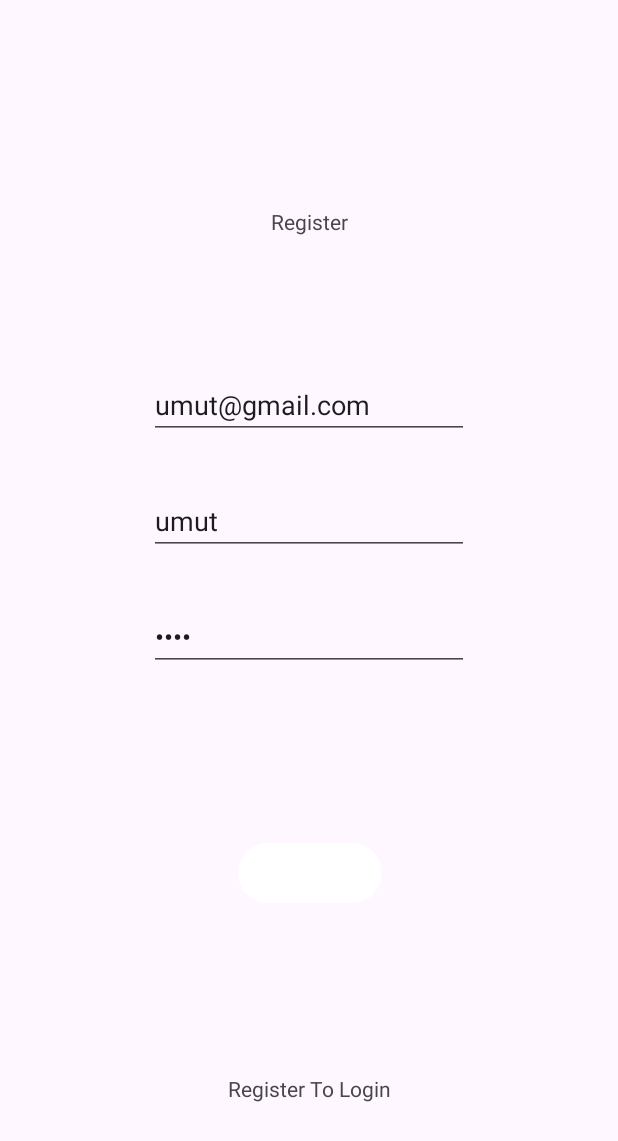
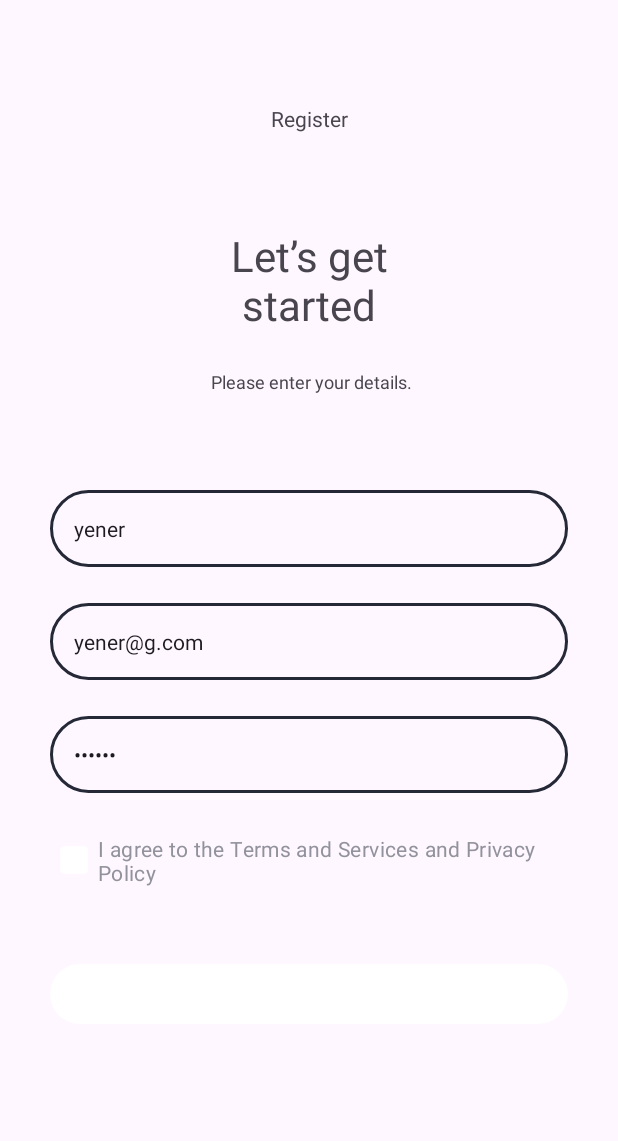
Before and after one commit to umutyener/movieApp, an Android app: the RegisterFragment screen opened through its navigation route, on a phone screen of 412 x 824 dp. Shown: the top 1141 px of the screen. Run offline under Robolectric (Android 15) with nearby library versions, the phone set to English and light mode, and no system bars; 1 statement that could not run was skipped.

Commit message:
bug fix and simple feature additions

```diff
--- a/app/src/main/java/com/example/movie/data/model/authModel/LoginResponseModel.kt
+++ b/app/src/main/java/com/example/movie/data/model/authModel/LoginResponseModel.kt
@@ -1,7 +1,7 @@
 package com.example.movie.data.model.authModel
 
 data class LoginResponseModel(
-    val access_token: String,
-    val refresh_token: String,
-    val error : String
+    val access_token: String? = null,
+    val refresh_token: String? = null,
+    val error: String? = null
 )
--- a/app/src/main/java/com/example/movie/data/network/AuthApi.kt
+++ b/app/src/main/java/com/example/movie/data/network/AuthApi.kt
@@ -9,10 +9,12 @@ import retrofit2.http.POST
 
 
     interface AuthApi {
+
+
         @FormUrlEncoded
         @POST("login/")
         fun login(
-        @Field("username") username: String,
+            @Field("email") email: String,
             @Field("password") password: String
         ): Call<LoginResponseModel>
 
--- a/app/src/main/res/layout/fragment_register.xml
+++ b/app/src/main/res/layout/fragment_register.xml
@@ -4,84 +4,141 @@
     xmlns:tools="http://schemas.android.com/tools"
     android:layout_width="match_parent"
     android:layout_height="match_parent"
-    tools:context=".ui.auth.RegisterFragment">
+    tools:context=".ui.auth.LoginFragment">
+
+
+    <com.google.android.material.appbar.MaterialToolbar
+        android:id="@+id/materialToolbarLoginPage"
+        android:layout_width="match_parent"
+        android:layout_height="wrap_content"
+        android:gravity="center"
+        android:minHeight="?attr/actionBarSize"
+        android:navigationIcon="@drawable/ic_back_arrow"
+        android:textAlignment="center"
+        app:flow_horizontalAlign="center"
+
+        app:layout_constraintEnd_toEndOf="parent"
+        app:layout_constraintStart_toStartOf="parent"
+        app:layout_constraintTop_toTopOf="parent"
+        app:title="Register"
+        app:titleCentered="true"
+        app:titleTextAppearance="@style/Toolbar.TitleText"
+        tools:ignore="MissingConstraints" />
+
 
     <TextView
-        android:id="@+id/textViewRegisterToLogin"
+        android:id="@+id/textViewWelcomeBack"
+        android:layout_width="124dp"
+        android:layout_height="wrap_content"
+        android:layout_marginTop="40dp"
+        android:text="Let’s get started"
+        android:textAlignment="center"
+        android:textSize="28sp"
+        app:layout_constraintEnd_toEndOf="parent"
+        app:layout_constraintHorizontal_bias="0.5"
+        app:layout_constraintStart_toStartOf="parent"
+        app:layout_constraintTop_toBottomOf="@+id/materialToolbarLoginPage" />
+
+    <TextView
+        android:id="@+id/textViewPleaseEnterYourDetails"
         android:layout_width="wrap_content"
         android:layout_height="wrap_content"
-        android:layout_marginBottom="41dp"
-        android:text="Register To Login"
-        app:layout_constraintBottom_toBottomOf="parent"
+        android:layout_marginTop="24dp"
+        android:text=" Please enter your details."
+        android:textSize="12sp"
         app:layout_constraintEnd_toEndOf="parent"
-        app:layout_constraintStart_toStartOf="parent" />
-
-    <TextView
-        android:id="@+id/textViewStaticRegister"
-        android:layout_width="wrap_content"
-        android:layout_height="wrap_content"
-        android:text="Register"
-        app:layout_constraintBottom_toTopOf="@+id/editTextTextEmailAddress"
-        app:layout_constraintEnd_toEndOf="parent"
+        app:layout_constraintHorizontal_bias="0.5"
         app:layout_constraintStart_toStartOf="parent"
-        app:layout_constraintTop_toTopOf="parent" />
+        app:layout_constraintTop_toBottomOf="@+id/textViewWelcomeBack" />
 
     <EditText
-        android:id="@+id/editTextTextEmailAddress"
-        android:layout_width="wrap_content"
+        android:id="@+id/editTextUsername"
+        android:layout_width="match_parent"
         android:layout_height="wrap_content"
-        android:layout_marginTop="200dp"
+        android:layout_marginStart="32dp"
+        android:layout_marginTop="64dp"
+        android:layout_marginEnd="32dp"
+        android:background="@drawable/custom_edittext"
         android:ems="10"
-        android:hint="Email"
-        android:inputType="textEmailAddress"
-        android:text="umut@gmail.com"
+        android:hint="Username"
+        android:text="yener"
+        android:textSize="14sp"
         app:layout_constraintEnd_toEndOf="parent"
+        app:layout_constraintHorizontal_bias="0.0"
         app:layout_constraintStart_toStartOf="parent"
-        app:layout_constraintTop_toTopOf="parent" />
+        app:layout_constraintTop_toBottomOf="@+id/textViewPleaseEnterYourDetails" />
 
     <EditText
-        android:id="@+id/editTextTextUsername"
-        android:layout_width="wrap_content"
+        android:id="@+id/editTextEmailAdress"
+        android:layout_width="match_parent"
         android:layout_height="wrap_content"
-        android:layout_marginTop="32dp"
+        android:layout_marginStart="32dp"
+        android:layout_marginTop="24dp"
+        android:layout_marginEnd="32dp"
+        android:background="@drawable/custom_edittext"
         android:ems="10"
-        android:hint="username"
-        android:inputType="text"
-        android:text="umut"
-        app:layout_constraintEnd_toEndOf="@+id/editTextTextEmailAddress"
-        app:layout_constraintTop_toBottomOf="@+id/editTextTextEmailAddress" />
+        android:hint="Email Adress"
+        android:inputType="textEmailAddress"
+        android:text="yener@g.com"
+        android:textSize="14sp"
+        app:layout_constraintEnd_toEndOf="parent"
+        app:layout_constraintHorizontal_bias="0.0"
+        app:layout_constraintStart_toStartOf="parent"
+        app:layout_constraintTop_toBottomOf="@+id/editTextUsername" />
 
     <EditText
-        android:id="@+id/editTextTextPassword"
-        android:layout_width="wrap_content"
+        android:id="@+id/editTextPassword"
+        android:layout_width="match_parent"
         android:layout_height="wrap_content"
-        android:layout_marginTop="32dp"
+        android:layout_marginStart="32dp"
+        android:layout_marginTop="24dp"
+        android:layout_marginEnd="32dp"
+        android:background="@drawable/custom_edittext"
         android:ems="10"
         android:hint="Password"
         android:inputType="textPassword"
-        android:text="1234"
+        android:text="123456"
+        android:textSize="14sp"
         app:layout_constraintEnd_toEndOf="parent"
+        app:layout_constraintHorizontal_bias="0.0"
         app:layout_constraintStart_toStartOf="parent"
-        app:layout_constraintTop_toBottomOf="@+id/editTextTextUsername" />
+        app:layout_constraintTop_toBottomOf="@+id/editTextEmailAdress" />
+
+    <CheckBox
+        android:id="@+id/checkBox"
+        android:layout_width="0dp"
+        android:layout_height="50dp"
+        android:layout_marginTop="20dp"
+        android:checked="true"
+        android:text="I agree to the Terms and Services and Privacy Policy"
+        android:textColor="#92929D"
+        app:layout_constraintEnd_toEndOf="@+id/editTextPassword"
+        app:layout_constraintStart_toStartOf="@+id/editTextPassword"
+        app:layout_constraintTop_toBottomOf="@+id/editTextPassword" />
 
     <Button
         android:id="@+id/buttonRegister"
-        android:layout_width="wrap_content"
+        android:layout_width="match_parent"
         android:layout_height="wrap_content"
-        android:text="register"
-        app:layout_constraintBottom_toTopOf="@+id/textViewRegisterToLogin"
-        app:layout_constraintEnd_toEndOf="@+id/textViewRegisterToLogin"
-        app:layout_constraintStart_toStartOf="@+id/textViewRegisterToLogin"
-        app:layout_constraintTop_toBottomOf="@+id/editTextTextPassword" />
+        android:layout_marginStart="32dp"
+        android:layout_marginTop="40dp"
+        android:layout_marginEnd="32dp"
+        android:text="Sign Up"
+        android:textColorLink="#B62525"
+        app:layout_constraintEnd_toEndOf="parent"
+        app:layout_constraintHorizontal_bias="0.0"
+        app:layout_constraintStart_toStartOf="parent"
+        app:layout_constraintTop_toBottomOf="@+id/checkBox" />
 
-    <androidx.appcompat.widget.Toolbar
-        android:id="@+id/toolbar3"
-        android:layout_width="391dp"
-        android:layout_height="wrap_content"
-        android:minHeight="?attr/actionBarSize"
-        android:theme="?attr/actionBarTheme"
-        app:layout_constraintEnd_toEndOf="parent"
-        app:layout_constraintStart_toStartOf="parent"
-        app:layout_constraintTop_toTopOf="parent" />
+    <ProgressBar
+        android:id="@+id/progressBar"
+        style="?android:attr/progressBarStyle"
+        android:layout_width="32sp"
+        android:layout_height="32sp"
+        android:visibility="gone"
+        app:layout_constraintBottom_toBottomOf="@+id/buttonRegister"
+        app:layout_constraintEnd_toEndOf="@+id/buttonRegister"
+        app:layout_constraintStart_toStartOf="@+id/buttonRegister"
+        app:layout_constraintTop_toTopOf="@+id/buttonRegister" />
 
 </androidx.constraintlayout.widget.ConstraintLayout>
--- a/app/src/main/res/navigation/navigation.xml
+++ b/app/src/main/res/navigation/navigation.xml
@@ -47,7 +47,9 @@
         tools:layout="@layout/fragment_login" >
         <action
             android:id="@+id/action_loginFragment_to_homePageFragment"
-            app:destination="@id/homePageFragment" />
+            app:destination="@id/homePageFragment"
+            app:popUpTo="@id/loginFragment"
+            app:popUpToInclusive="true" />
         <action
             android:id="@+id/action_loginFragment_to_registerFragment"
             app:destination="@id/registerFragment" />
--- a/app/src/main/res/values-night/themes.xml
+++ b/app/src/main/res/values-night/themes.xml
@@ -7,6 +7,8 @@
         <item name="android:windowBackground">@color/windowBackground</item>
         <item name="android:statusBarColor">@color/windowBackground</item>
         <item name="android:toolbarStyle">@style/CustomToolbarStyle</item>
+
+
     </style>
 
     <style name="CustomToolbarStyle" parent="Widget.AppCompat.Toolbar">
```
Also changed, not shown: app/src/main/java/com/example/movie/data/model/authModel/RegisterResponseModel.kt (+4 -3 lines), app/src/main/java/com/example/movie/ui/auth/LoginFragment.kt (+22 -10 lines), app/src/main/java/com/example/movie/ui/auth/RegisterFragment.kt (+63 -19 lines), app/src/main/java/com/example/movie/ui/base/BaseFragment.kt (+12 -2 lines), app/src/main/java/com/example/movie/utils/UtilFunction.kt (deleted, +0 -27 lines), app/src/main/java/com/example/movie/utils/UtilFunctions.kt (added, +59 -0 lines), app/src/main/res/layout/fragment_login.xml (+13 -0 lines), app/src/main/res/values/colors.xml (+9 -0 lines). Lines whose indentation alone changed are shown as unchanged.
